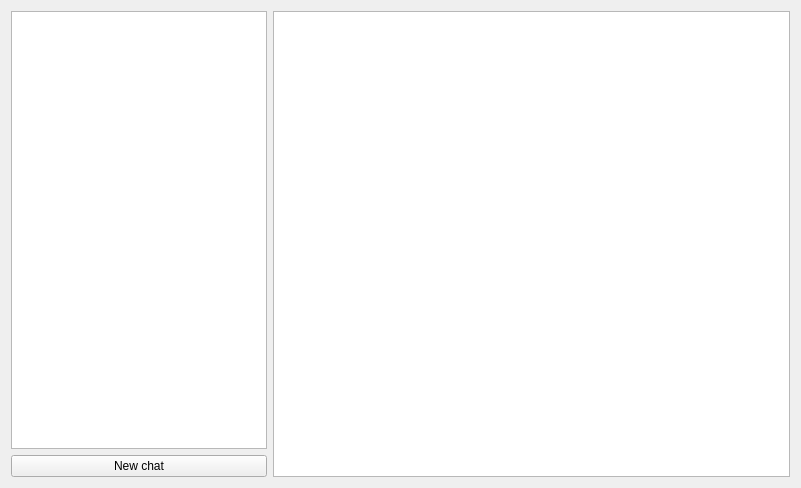
Before: the Qt Designer form UI/identity.ui in jlxip/Disposable-Client, drawn with Qt 5.
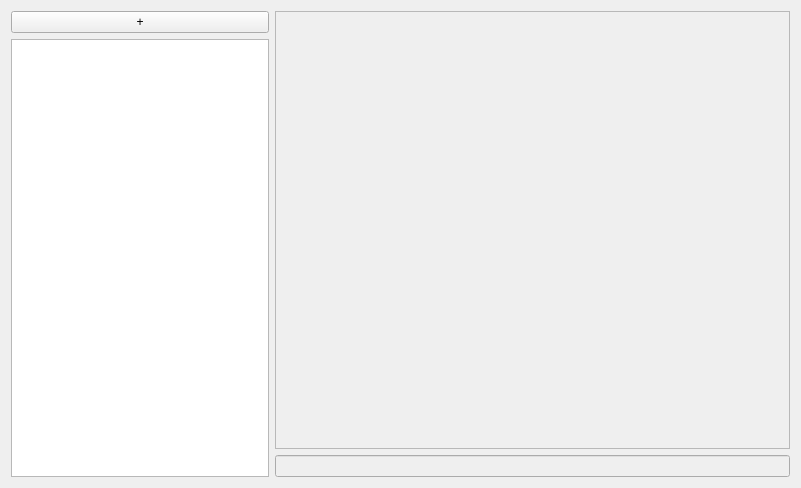
After: the same form once the commit is applied.

What changed in the file:
```diff
--- a/UI/identity.ui
+++ b/UI/identity.ui
@@ -14,18 +14,15 @@
    <string>Form</string>
   </property>
   <layout class="QGridLayout" name="gridLayout">
-   <item row="2" column="0">
+   <item row="0" column="0">
     <widget class="QPushButton" name="newchat_btn">
      <property name="text">
-      <string>New chat</string>
+      <string>+</string>
      </property>
     </widget>
    </item>
-   <item row="0" column="1" rowspan="3">
-    <widget class="QListView" name="messages"/>
-   </item>
-   <item row="0" column="0" rowspan="2">
-    <widget class="QListView" name="chats">
+   <item row="1" column="0" rowspan="4">
+    <widget class="QListView" name="chatslist">
      <property name="sizePolicy">
       <sizepolicy hsizetype="Minimum" vsizetype="Expanding">
        <horstretch>0</horstretch>
@@ -34,6 +31,20 @@
      </property>
     </widget>
    </item>
+   <item row="0" column="2" rowspan="4" colspan="2">
+    <widget class="QListView" name="messages">
+     <property name="enabled">
+      <bool>false</bool>
+     </property>
+    </widget>
+   </item>
+   <item row="4" column="2" colspan="2">
+    <widget class="QLineEdit" name="writemsg">
+     <property name="enabled">
+      <bool>false</bool>
+     </property>
+    </widget>
+   </item>
   </layout>
  </widget>
  <resources/>
```
